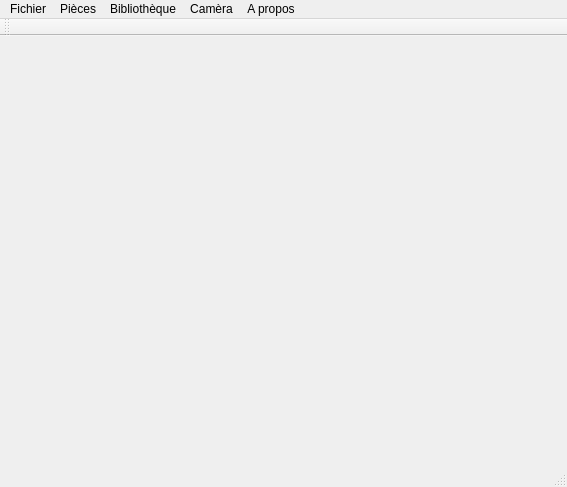
Above: NewOgreProject/proj/src/ModeleOgre/mainwindow.ui from Orwel/Modelisation_Aeronautique before the change. Below: the same form after it.
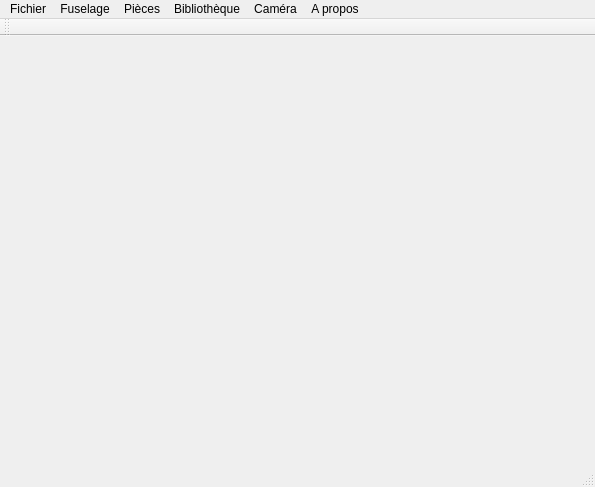
That is the form after the change.

```diff
--- a/NewOgreProject/proj/src/ModeleOgre/mainwindow.ui
+++ b/NewOgreProject/proj/src/ModeleOgre/mainwindow.ui
@@ -6,7 +6,7 @@
    <rect>
     <x>0</x>
     <y>0</y>
-    <width>567</width>
+    <width>595</width>
     <height>487</height>
    </rect>
   </property>
@@ -23,7 +23,7 @@
     <rect>
      <x>0</x>
      <y>0</y>
-     <width>567</width>
+     <width>595</width>
      <height>25</height>
     </rect>
    </property>
@@ -48,22 +48,29 @@
      <string>Bibliothèque</string>
     </property>
    </widget>
-   <widget class="QMenu" name="menuCam_ra">
-    <property name="title">
-     <string>Camèra</string>
-    </property>
-    <addaction name="actionTop"/>
-    <addaction name="actionBottom"/>
-   </widget>
    <widget class="QMenu" name="menuA_propos">
     <property name="title">
      <string>A propos</string>
     </property>
    </widget>
+   <widget class="QMenu" name="menuFuselage">
+    <property name="title">
+     <string>Fuselage</string>
+    </property>
+    <addaction name="actionAjouter_Section"/>
+   </widget>
+   <widget class="QMenu" name="menuCam_ra_2">
+    <property name="title">
+     <string>Caméra</string>
+    </property>
+    <addaction name="actionTop_2"/>
+    <addaction name="actionBottom_2"/>
+   </widget>
    <addaction name="menuFichier"/>
+   <addaction name="menuFuselage"/>
    <addaction name="menuPi_ces"/>
    <addaction name="menuBiblioth_que"/>
-   <addaction name="menuCam_ra"/>
+   <addaction name="menuCam_ra_2"/>
    <addaction name="menuA_propos"/>
   </widget>
   <widget class="QToolBar" name="mainToolBar">
```
Left out of the diff: 21 changed lines with no effect on the pictures.
